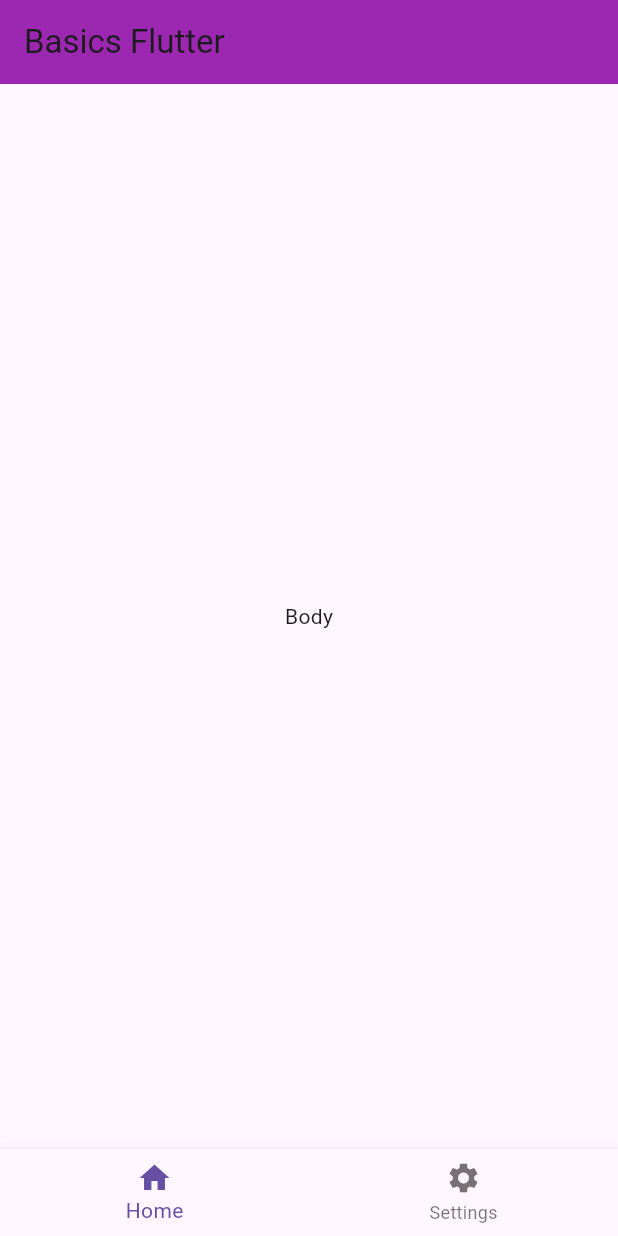
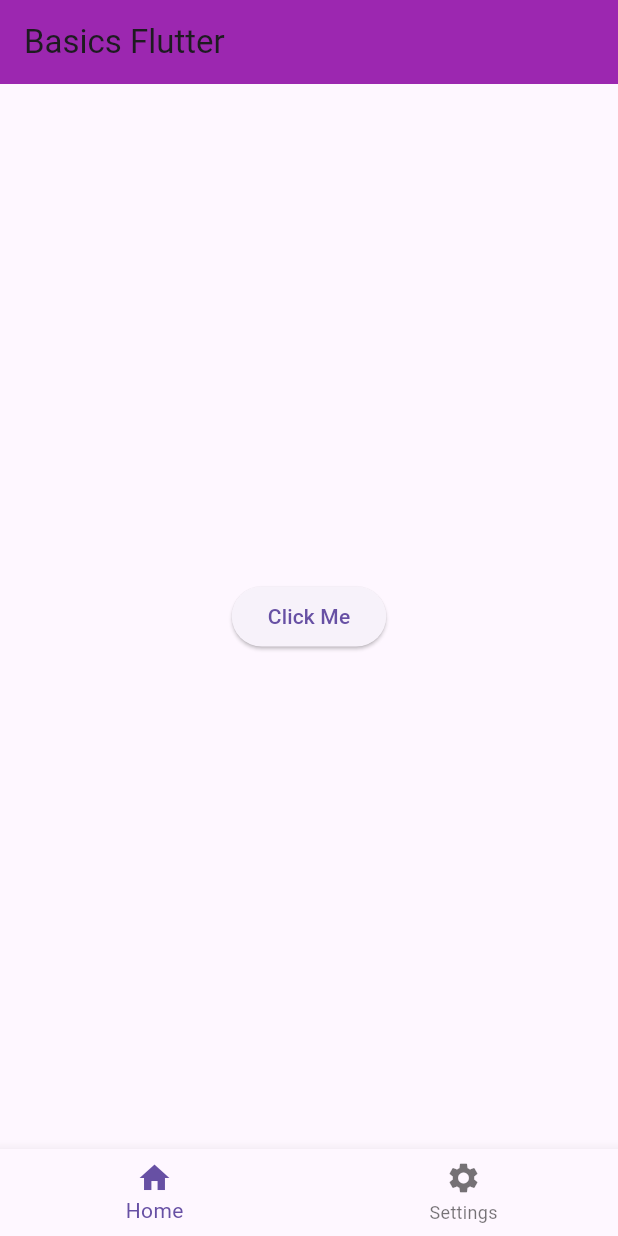
Before and after one commit to Anjasfedo/flutter_basics, a Flutter app: the screen it shows after launch, on a phone screen of 412 x 824 dp. Run offline on Flutter 3.47's test engine with Material 3 defaults, Android fonts, the phone set to English and light mode, and no system bars.

Commit message:
ElevatedButton with onPress print

```diff
--- a/lib/main.dart
+++ b/lib/main.dart
@@ -16,8 +16,13 @@ class MyApp extends StatelessWidget {
           title: const Text("Basics Flutter"),
           backgroundColor: Colors.purple,
         ),
-        body: const Center(
-          child: Text("Body"),
+        body: Center(
+          child: ElevatedButton(
+            onPressed: () {
+              print("Anjas Gantenk");
+            },
+            child: const Text("Click Me"),
+          ),
         ),
         bottomNavigationBar: BottomNavigationBar(items: const [
           BottomNavigationBarItem(
```
